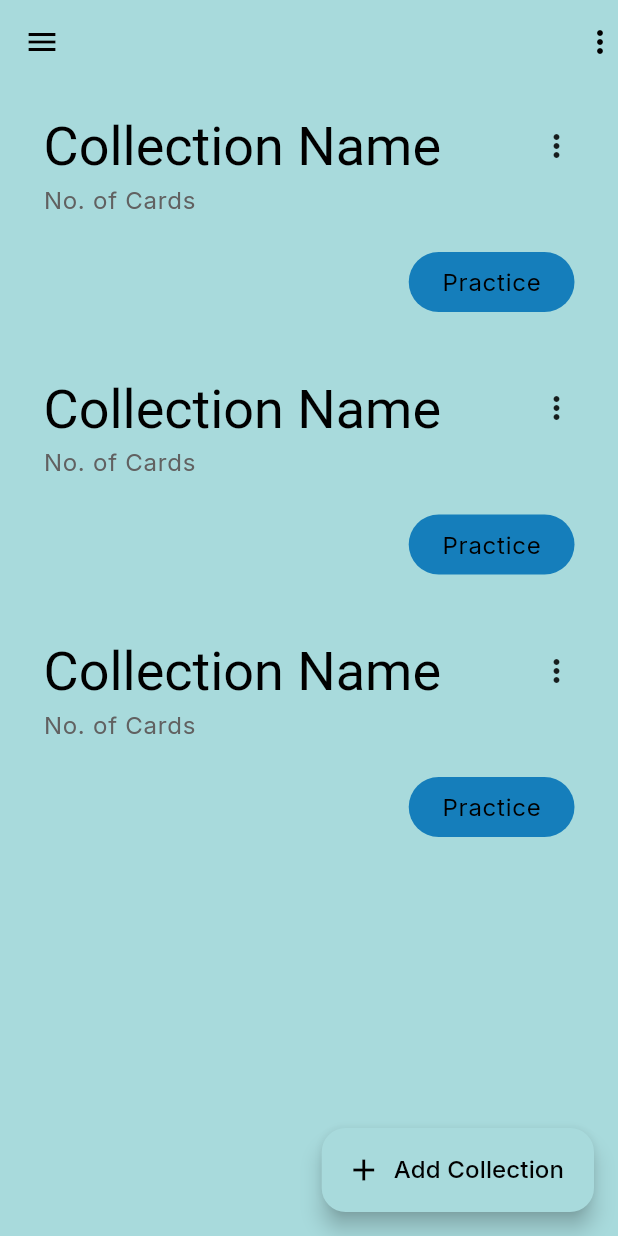
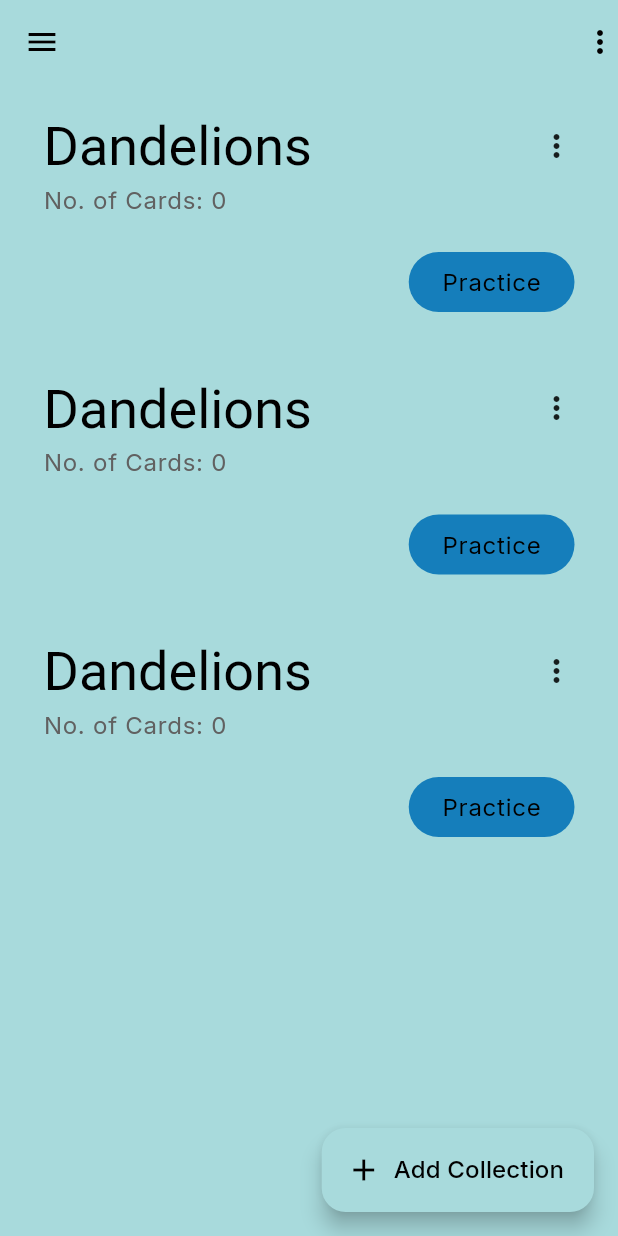
Before and after one commit to 2STYNe/Flashcard-App-with-Flutter, a Flutter app: the screen it shows after launch, on a phone screen of 412 x 824 dp. Run offline on Flutter 3.47's test engine with Material 3 defaults, Android fonts, the phone set to English and light mode, and no system bars; our stand-ins replace google_fonts.

Commit message:
Adding new collections and flashcards is now possible

```diff
--- a/lib/components/collection_card.dart
+++ b/lib/components/collection_card.dart
@@ -12,7 +12,6 @@ class CollectionCard extends StatelessWidget {
 
     return GestureDetector(
       onTap: () {
-        Navigator.pushNamed(context, "/collection");
         Navigator.push(
           context,
           MaterialPageRoute(
@@ -38,11 +37,11 @@ class CollectionCard extends StatelessWidget {
                       crossAxisAlignment: CrossAxisAlignment.start,
                       children: [
                         Text(
-                          "Collection Name",
+                          collection.title,
                           style: textTheme.titleLarge,
                         ),
                         Text(
-                          "No. of Cards",
+                          "No. of Cards: ${collection.noOfFlashcards}",
                           style: textTheme.bodyLarge?.copyWith(
                             color: Colors.grey[700],
                           ),
--- a/lib/main.dart
+++ b/lib/main.dart
@@ -22,7 +22,7 @@ class MyApp extends StatelessWidget {
         darkTheme: FAppTheme.darkTheme,
         themeMode: ThemeMode.light,
         routes: {
-          "/": (context) => const HomePage(),
+          "/": (context) => HomePage(),
           "/settings": (context) => const SettingPage(),
           // "/collection": (context) => const CollectionPage(),
           // "/practice": (context) => const PracticePage(),
--- a/lib/models/card_provider.dart
+++ b/lib/models/card_provider.dart
@@ -4,9 +4,9 @@ import 'package:flutter/material.dart';
 
 class CardProvider extends ChangeNotifier {
   List<CardCollection> collections = [
-    CardCollection(title: "Dandelions"),
-    CardCollection(title: "Dandelions"),
-    CardCollection(title: "Dandelions"),
+    CardCollection(title: "Dandelions", desc: ""),
+    CardCollection(title: "Dandelions", desc: ""),
+    CardCollection(title: "Dandelions", desc: ""),
   ];
 
   void addCollection(CardCollection collection) {
--- a/lib/models/collection_model.dart
+++ b/lib/models/collection_model.dart
@@ -2,10 +2,11 @@ import 'package:flashcard_app_with_flutter/models/flashcard_model.dart';
 
 class CardCollection {
   List<FlashCardData> flashcards = [
-    FlashCardData(frontSide: "frontSide", backSide: "backSide")
+    // FlashCardData(frontSide: "frontSide", backSide: "backSide")
   ];
   final String title;
-  CardCollection({required this.title});
+  final String desc;
+  CardCollection({required this.title, required this.desc});
 
   get getFlashcards => flashcards;
   get noOfFlashcards => flashcards.length;
```
Also changed, not shown: lib/components/dialog_box.dart (+12 -2 lines), lib/pages/collections_page.dart (+25 -3 lines), lib/pages/home_page.dart (+22 -2 lines).
